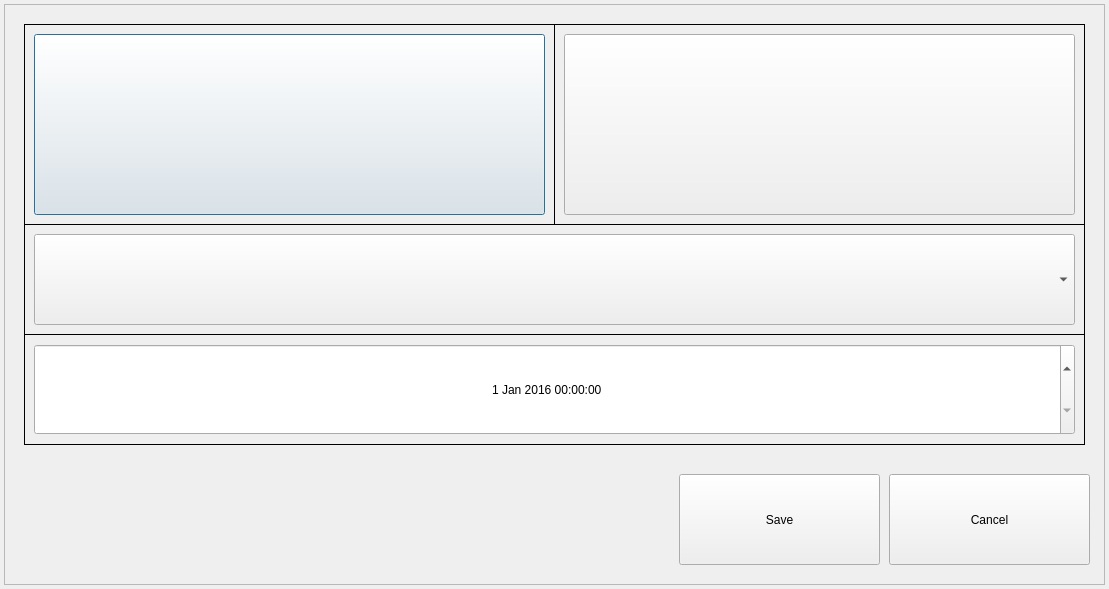
Above: gui/mainwidget/src/dvrsetup/system/datetime/setdatetimedialog.ui from yjsin-emastec/neptune before the change. Below: the same form after it.
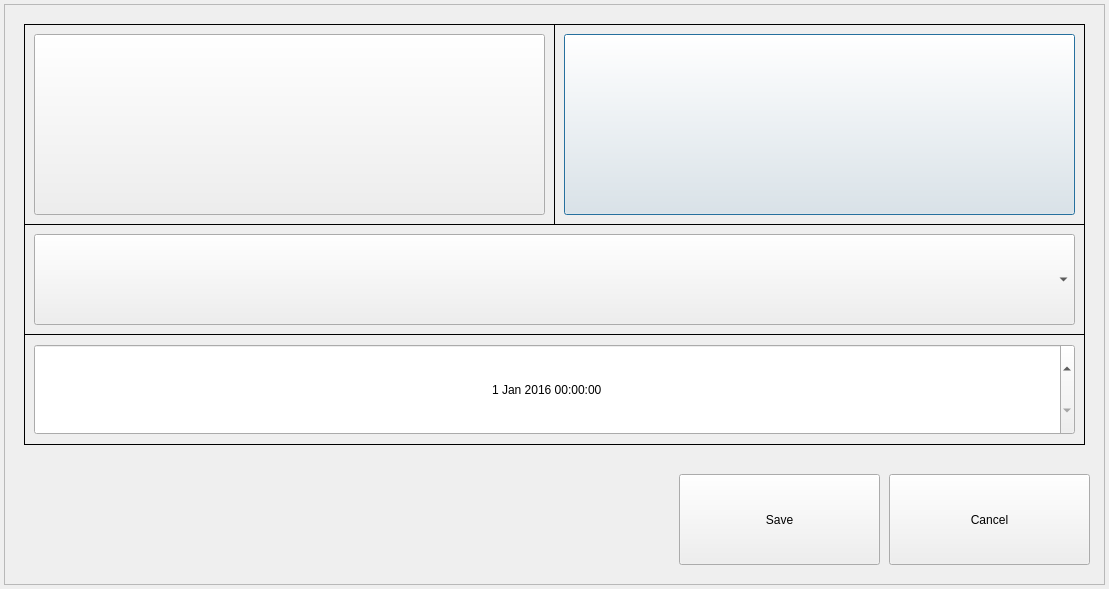
That is the form after the change.

Commit message: Change button order in SetDateTime Dialog 내용 - 시간설정 대화상자의 버튼 순서 변경 (GPS Sync <-> Time Format)

Patch:
```diff
--- a/gui/mainwidget/src/dvrsetup/system/datetime/setdatetimedialog.ui
+++ b/gui/mainwidget/src/dvrsetup/system/datetime/setdatetimedialog.ui
@@ -80,25 +80,25 @@
    <widget class="QPushButton" name="buttonTimeFormat">
     <property name="geometry">
      <rect>
-      <x>30</x>
-      <y>30</y>
-      <width>511</width>
-      <height>181</height>
-     </rect>
-    </property>
-    <property name="text">
-     <string/>
-    </property>
-   </widget>
-   <widget class="QPushButton" name="buttonGpsSync">
-    <property name="geometry">
-     <rect>
       <x>560</x>
       <y>30</y>
       <width>511</width>
       <height>181</height>
      </rect>
     </property>
+    <property name="text">
+     <string/>
+    </property>
+   </widget>
+   <widget class="QPushButton" name="buttonGpsSync">
+    <property name="geometry">
+     <rect>
+      <x>30</x>
+      <y>30</y>
+      <width>511</width>
+      <height>181</height>
+     </rect>
+    </property>
     <property name="focusPolicy">
      <enum>Qt::StrongFocus</enum>
     </property>
@@ -201,7 +201,7 @@
    <widget class="QLabel" name="labelTimeFormatBorder">
     <property name="geometry">
      <rect>
-      <x>20</x>
+      <x>550</x>
       <y>20</y>
       <width>531</width>
       <height>201</height>
@@ -217,7 +217,7 @@
    <widget class="QLabel" name="labelGpsSyncBorder">
     <property name="geometry">
      <rect>
-      <x>550</x>
+      <x>20</x>
       <y>20</y>
       <width>531</width>
       <height>201</height>
```
The commit also changes 3 other files.
